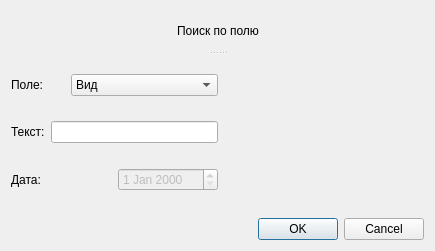
This is searchFieldDialog.ui in d4xDFl0w4r/IntroductoryPracticeSem2 as Qt 5 draws it before an edit. The edited form follows.
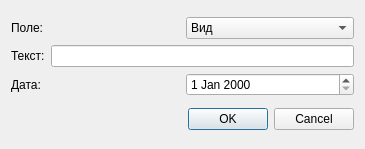
This is the edited form.

Commit message: Search, edit dialogs

```diff
--- a/searchFieldDialog.ui
+++ b/searchFieldDialog.ui
@@ -6,8 +6,8 @@
    <rect>
     <x>0</x>
     <y>0</y>
-    <width>435</width>
-    <height>251</height>
+    <width>365</width>
+    <height>149</height>
    </rect>
   </property>
   <property name="windowTitle">
@@ -15,48 +15,6 @@
   </property>
   <layout class="QVBoxLayout" name="verticalLayout_2">
    <item>
-    <widget class="QSplitter" name="splitter">
-     <property name="orientation">
-      <enum>Qt::Vertical</enum>
-     </property>
-     <widget class="QWidget" name="">
-      <layout class="QHBoxLayout" name="horizontalLayout_5">
-       <item>
-        <spacer name="horizontalSpacer_2">
-         <property name="orientation">
-          <enum>Qt::Horizontal</enum>
-         </property>
-         <property name="sizeHint" stdset="0">
-          <size>
-           <width>40</width>
-           <height>20</height>
-          </size>
-         </property>
-        </spacer>
-       </item>
-       <item>
-        <widget class="QLabel" name="label">
-         <property name="text">
-          <string>Поиск по полю</string>
-         </property>
-        </widget>
-       </item>
-       <item>
-        <spacer name="horizontalSpacer_3">
-         <property name="orientation">
-          <enum>Qt::Horizontal</enum>
-         </property>
-         <property name="sizeHint" stdset="0">
-          <size>
-           <width>40</width>
-           <height>20</height>
-          </size>
-         </property>
-        </spacer>
-       </item>
-      </layout>
-     </widget>
-     <widget class="QWidget" name="">
       <layout class="QHBoxLayout" name="horizontalLayout_4">
        <item>
         <layout class="QVBoxLayout" name="verticalLayout">
@@ -121,7 +79,7 @@
            <item>
             <widget class="QDateEdit" name="dateEdit">
              <property name="enabled">
-              <bool>false</bool>
+            <bool>true</bool>
              </property>
             </widget>
            </item>
@@ -129,6 +87,10 @@
          </item>
         </layout>
        </item>
+    </layout>
+   </item>
+   <item>
+    <layout class="QHBoxLayout" name="horizontalLayout_5">
        <item>
         <spacer name="horizontalSpacer">
          <property name="orientation">
@@ -142,16 +104,14 @@
          </property>
         </spacer>
        </item>
-      </layout>
-     </widget>
-    </widget>
-   </item>
    <item>
     <widget class="QDialogButtonBox" name="buttonBox">
      <property name="standardButtons">
       <set>QDialogButtonBox::Cancel|QDialogButtonBox::Ok</set>
      </property>
     </widget>
+     </item>
+    </layout>
    </item>
   </layout>
  </widget>
```
Left out of the diff: 4 changed lines with no effect on the pictures. Lines whose indentation alone changed are shown as unchanged. The commit also changes 8 other files.
